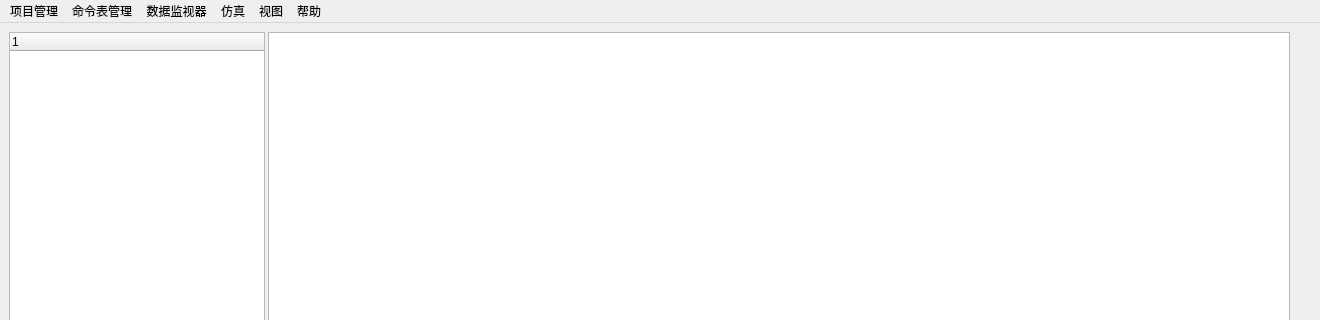
This is mainwindow.ui in RobbinLin7/ARINC659-SIM as Qt 5 draws it before an edit; both pictures show x 0 to 1320 and y 0 to 320 of the 1320 by 829 pixel window. The edited form follows.
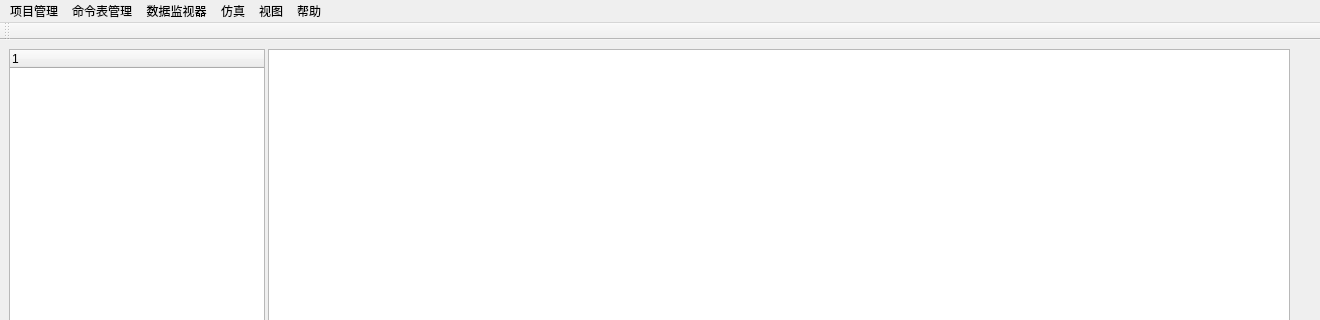
This is the edited form.

Commit message: 修改了数据监视界面

Patch:
```diff
--- a/mainwindow.ui
+++ b/mainwindow.ui
@@ -227,6 +227,17 @@
    <addaction name="menuHelp"/>
   </widget>
   <widget class="QStatusBar" name="statusbar"/>
+  <widget class="QToolBar" name="toolBar">
+   <property name="windowTitle">
+    <string>toolBar</string>
+   </property>
+   <attribute name="toolBarArea">
+    <enum>TopToolBarArea</enum>
+   </attribute>
+   <attribute name="toolBarBreak">
+    <bool>false</bool>
+   </attribute>
+  </widget>
   <action name="actionNewProject">
    <property name="text">
     <string>新建项目</string>
```
The commit also changes 3 other files.
